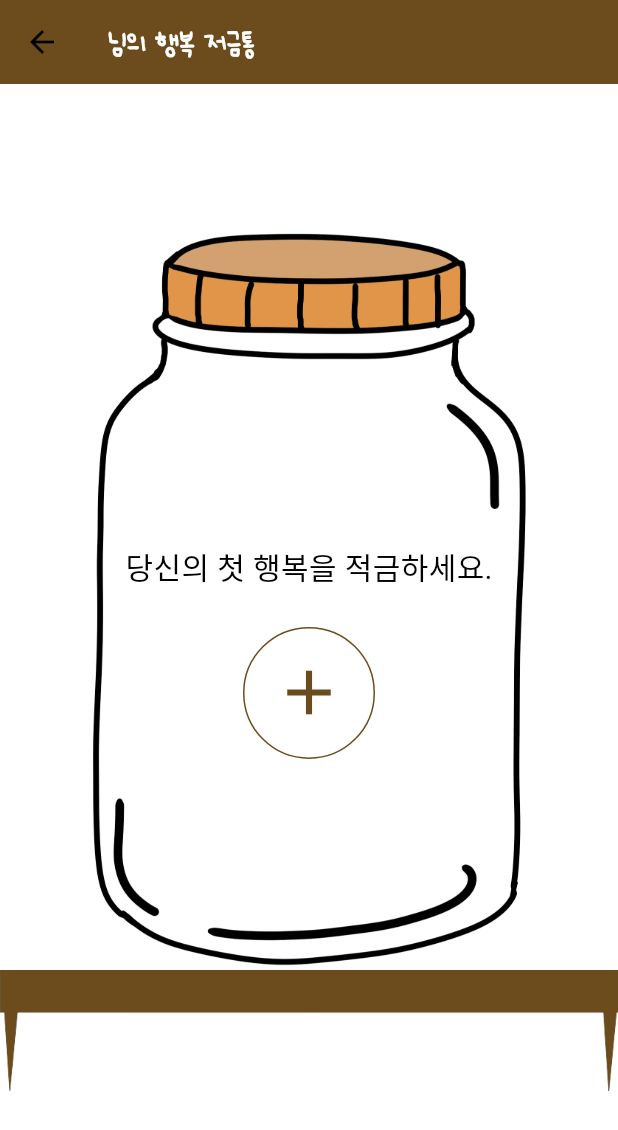
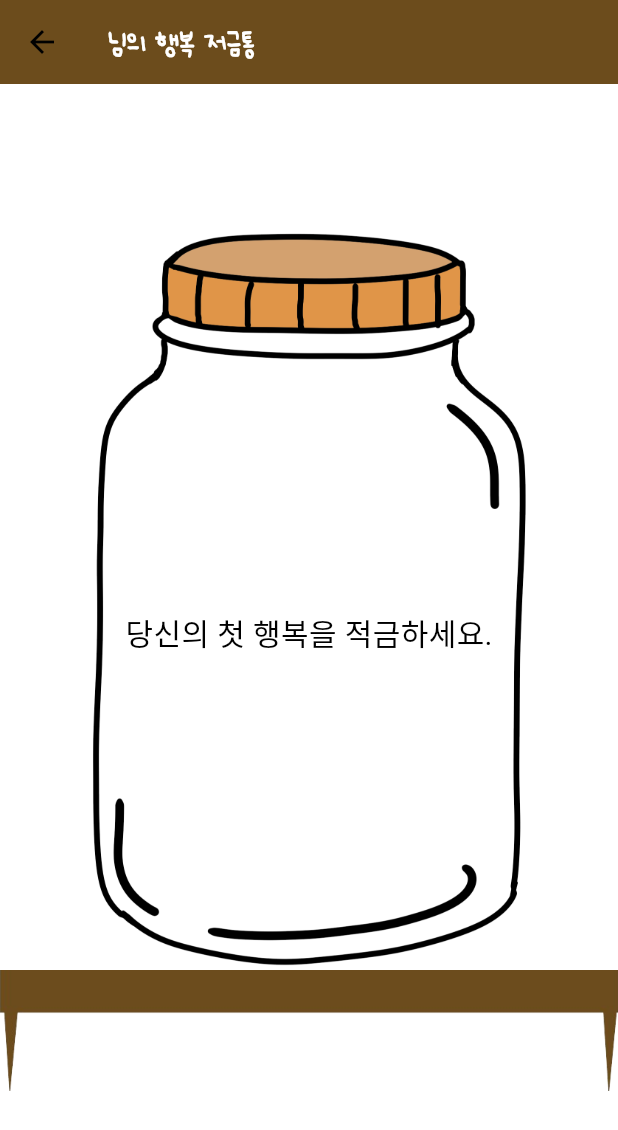
Before and after one commit to soju96/capsule, a Flutter app: the BottleScreen screen opened directly, on a phone screen of 412 x 824 dp. Shown: the top 1130 px of the screen. Run offline on Flutter 3.47's test engine with Material 3 defaults, Android fonts, the phone set to English and light mode, and no system bars; our stand-ins replace shared_preferences; accounts and stored records are empty.

```diff
--- a/lib/src/pages/bottle_screen_wk.dart
+++ b/lib/src/pages/bottle_screen_wk.dart
@@ -1,3 +1,4 @@
+import 'package:capsule/src/widgets/base_floating_button_wk.dart';
 import 'package:flutter/material.dart';
 
 class BottleScreen extends StatelessWidget {
@@ -27,35 +28,35 @@ class BottleScreen extends StatelessWidget {
                   'assets/images/bottle.png',
                   width: 300,
                 ),
-                Column(
+                const Column(
                   children: [
-                    const SizedBox(
+                    SizedBox(
                       height: 70,
                     ),
-                    const Text(
+                    Text(
                       '당신의 첫 행복을 적금하세요.',
                       style: TextStyle(fontSize: 20),
                     ),
-                    const SizedBox(
+                    SizedBox(
                       height: 25,
                     ),
-                    Container(
-                      padding: const EdgeInsets.all(10),
-                      decoration: BoxDecoration(
-                        shape: BoxShape.circle,
-                        border: Border.all(
-                          color: Theme.of(context).primaryColor,
-                        ),
-                      ),
-                      child: IconButton(
-                        onPressed: () {},
-                        icon: const Icon(
-                          Icons.add,
-                          size: 50,
-                        ),
-                        color: Theme.of(context).primaryColor,
-                      ),
-                    ),
+                    // Container(
+                    //   padding: const EdgeInsets.all(10),
+                    //   decoration: BoxDecoration(
+                    //     shape: BoxShape.circle,
+                    //     border: Border.all(
+                    //       color: Theme.of(context).primaryColor,
+                    //     ),
+                    //   ),
+                    //   child: IconButton(
+                    //     onPressed: () {},
+                    //     icon: const Icon(
+                    //       Icons.add,
+                    //       size: 50,
+                    //     ),
+                    //     color: Theme.of(context).primaryColor,
+                    //   ),
+                    // ),
                   ],
                 )
               ],
--- a/lib/src/widgets/base_floating_button_wk.dart
+++ b/lib/src/widgets/base_floating_button_wk.dart
@@ -11,6 +11,7 @@ class BaseFloatingButton extends StatelessWidget {
       ),
       backgroundColor: Colors.white,
       onPressed: () {},
+      heroTag: "actionButton",
       child: Image.asset(
         'assets/images/pen.png',
         width: 30,
```
Also changed, not shown: lib/src/pages/guide_wk.dart (+9 -3 lines), lib/src/pages/index_screen_wk.dart (+8 -1 lines), lib/src/pages/mypage_screen_wk.dart (+26 -5 lines), pubspec.yaml (line endings or trailing spaces).
